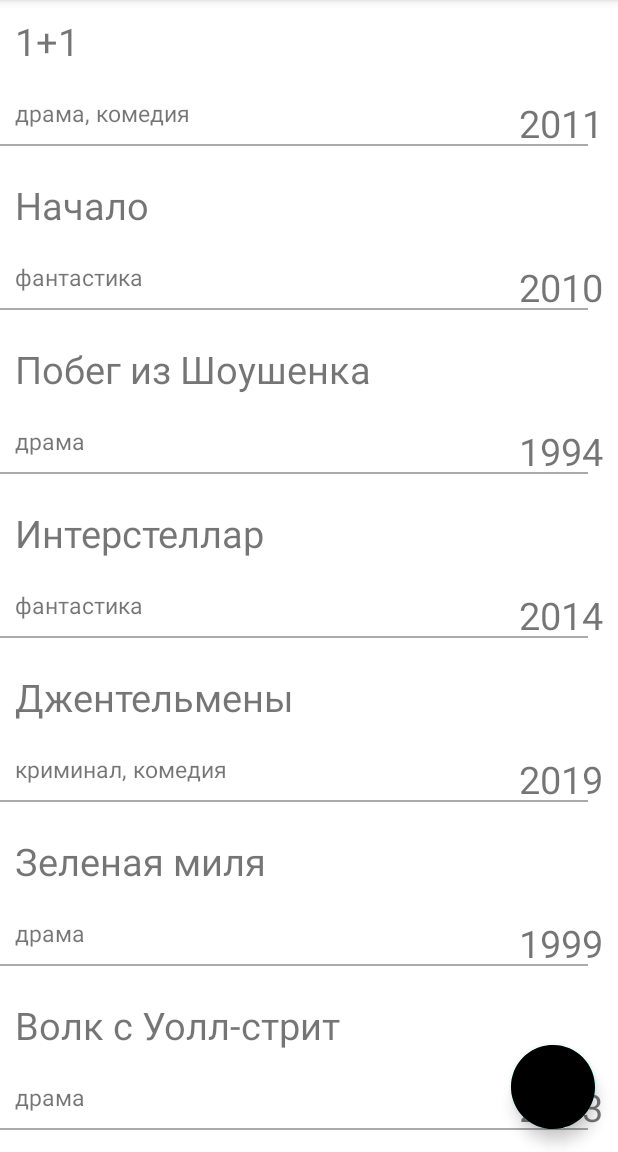
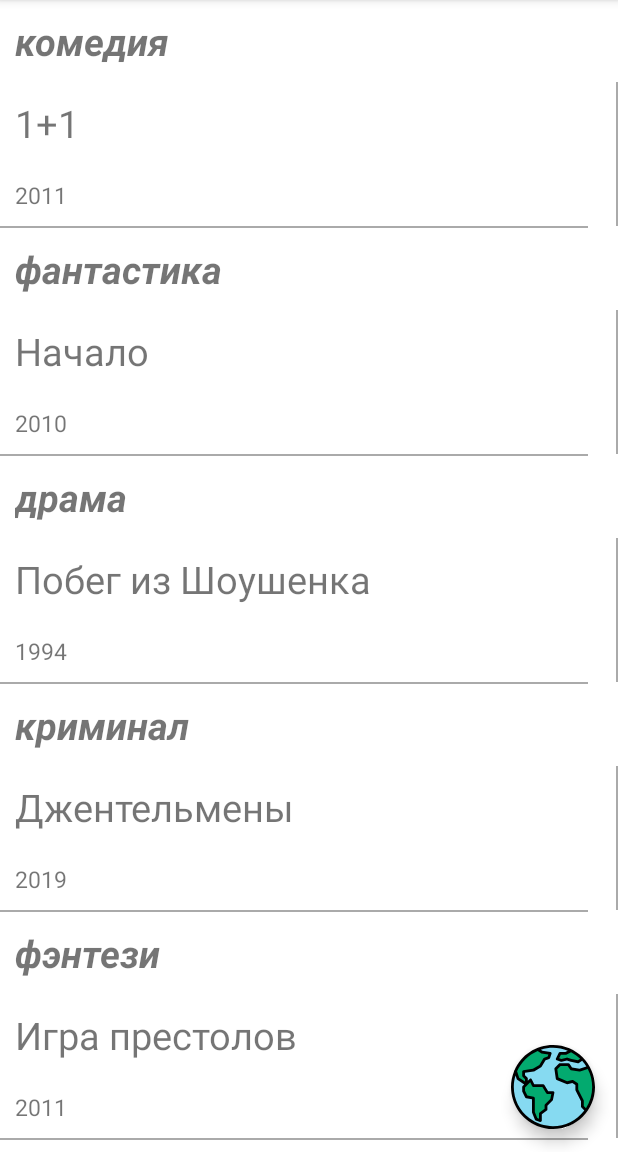
Before and after one commit to RadyshKV/Movie-Collection, an Android app: the screen it shows after launch (MainActivity), after a tap on "Swith to Country", on a phone screen of 412 x 824 dp, the part 84-1236 px from its top. Run offline under Robolectric (Android 15) with nearby library versions, the phone set to English and light mode, and no system bars.

Commit message:
Home Work 4

```diff
--- a/app/build.gradle
+++ b/app/build.gradle
@@ -1,9 +1,9 @@
 plugins {
     id 'com.android.application'
     id 'kotlin-android'
+    id 'kotlin-android-extensions'
+
 }
-apply plugin: 'kotlin-android-extensions'
-
 android {
     compileSdkVersion 30
     buildToolsVersion "30.0.3"
--- /dev/null
+++ b/app/src/main/java/com/example/moviecollection/adapters/HorizontalFragmentAdapter.kt
@@ -0,0 +1,48 @@
+package com.example.moviecollection.adapters
+
+import android.view.LayoutInflater
+import android.view.View
+import android.view.ViewGroup
+import androidx.recyclerview.widget.RecyclerView
+import com.example.moviecollection.databinding.FragmentItemBinding
+import com.example.moviecollection.model.entities.Movie
+import com.example.moviecollection.model.interfaces.OnItemViewClickListener
+
+class HorizontalFragmentAdapter(private var itemClickListener: OnItemViewClickListener?)
+    : RecyclerView.Adapter<HorizontalFragmentAdapter.ItemViewHolder>() {
+    private lateinit var binding: FragmentItemBinding
+    private var moviesData: List<Movie> = listOf()
+
+    fun removeListener() {
+        itemClickListener = null
+    }
+
+    fun setMovies(data: List<Movie>) {
+        moviesData = data
+        notifyDataSetChanged()
+    }
+
+    override fun onCreateViewHolder(parent: ViewGroup, viewType: Int
+    ): ItemViewHolder {
+        binding = FragmentItemBinding.inflate(LayoutInflater.from(parent.context), parent, false)
+        return ItemViewHolder(binding.root)
+    }
+
+    override fun onBindViewHolder(holder: ItemViewHolder, position: Int) {
+        holder.bind(moviesData[position])
+    }
+
+    override fun getItemCount() = moviesData.size
+
+    inner class ItemViewHolder(view: View) : RecyclerView.ViewHolder(view) {
+
+        fun bind(movie: Movie) = with(binding) {
+            itemTitle.text = movie.title
+            itemYear.text = movie.yearOfRelease.toString()
+            root.setOnClickListener {
+                itemClickListener?.onItemViewClick(movie)
+            }
+        }
+
+    }
+}
--- a/app/src/main/java/com/example/moviecollection/adapters/MainFragmentAdapter.kt
+++ /dev/null
@@ -1,51 +0,0 @@
-package com.example.moviecollection.adapters
-
-import android.view.LayoutInflater
-import android.view.View
-import android.view.ViewGroup
-import androidx.recyclerview.widget.RecyclerView
-import com.example.moviecollection.databinding.FragmentMainRecyclerItemBinding
-import com.example.moviecollection.model.entities.Movie
-import com.example.moviecollection.model.interfaces.OnItemViewClickListener
-
-class MainFragmentAdapter(private var itemClickListener: OnItemViewClickListener?)
-    : RecyclerView.Adapter<MainFragmentAdapter.MainViewHolder>() {
-    private lateinit var binding: FragmentMainRecyclerItemBinding
-    private var moviesData: List<Movie> = listOf()
-
-    fun removeListener() {
-        itemClickListener = null
-    }
-
-    fun setMovies(data: List<Movie>) {
-        moviesData = data
-        notifyDataSetChanged()
-    }
-
-    override fun onCreateViewHolder(parent: ViewGroup, viewType: Int
-    ): MainViewHolder {
-        binding = FragmentMainRecyclerItemBinding.inflate(LayoutInflater.from(parent.context), parent, false)
-        return MainViewHolder(binding.root)
-    }
-
-    override fun onBindViewHolder(holder: MainViewHolder, position: Int) {
-        holder.bind(moviesData[position])
-    }
-
-    override fun getItemCount(): Int {
-        return moviesData.size
-    }
-
-    inner class MainViewHolder(view: View) : RecyclerView.ViewHolder(view) {
-
-        fun bind(movie: Movie) = with(binding) {
-            mainFragmentRecyclerItemTitle.text = movie.title
-            mainFragmentRecyclerItemGenre.text = movie.genre
-            mainFragmentRecyclerItemYear.text = movie.yearOfRelease.toString()
-            root.setOnClickListener {
-                itemClickListener?.onItemViewClick(movie)
-            }
-        }
-
-    }
-}
--- /dev/null
+++ b/app/src/main/java/com/example/moviecollection/adapters/VerticalFragmentAdapter.kt
@@ -0,0 +1,77 @@
+package com.example.moviecollection.adapters
+
+import android.os.Bundle
+import android.view.LayoutInflater
+import android.view.View
+import android.view.ViewGroup
+import androidx.recyclerview.widget.RecyclerView
+import com.example.moviecollection.R
+import com.example.moviecollection.databinding.CategoriesFragmentBinding
+import com.example.moviecollection.model.entities.Movie
+import com.example.moviecollection.model.interfaces.OnItemViewClickListener
+import com.example.moviecollection.view.DetailsFragment
+import com.example.moviecollection.view.MainFragment
+
+
+class VerticalFragmentAdapter(private var mainFragment: MainFragment)
+    : RecyclerView.Adapter<VerticalFragmentAdapter.MainViewHolder>() {
+    private lateinit var binding: CategoriesFragmentBinding
+    private var movies: List<Movie> = listOf()
+    private var categories: MutableCollection<String> = mutableSetOf()
+
+
+    fun setMovies (data: List<Movie>) {
+        movies = data
+        notifyDataSetChanged()
+    }
+
+    fun initCategories() {
+        for (movie in movies) {
+            categories.add(movie.genre)
+        }
+    }
+
+    override fun onCreateViewHolder(parent: ViewGroup, viewType: Int
+    ): MainViewHolder {
+        binding = CategoriesFragmentBinding.inflate(LayoutInflater.from(parent.context), parent, false)
+        return MainViewHolder(binding.root)
+    }
+
+    override fun onBindViewHolder(holder: MainViewHolder, position: Int) {
+        holder.bind(categories.elementAt(position))
+    }
+
+    override fun getItemCount(): Int {
+        return categories.size
+    }
+
+    @Suppress("NAME_SHADOWING")
+    inner class MainViewHolder(view: View) : RecyclerView.ViewHolder(view) {
+
+        private lateinit var horizontalRecyclerView: RecyclerView
+        private lateinit var horizontalAdapter: HorizontalFragmentAdapter
+
+
+        fun bind(categorie: String) = with(binding) {
+            horizontalFragmentTitle.text = categorie
+            horizontalRecyclerView = horizontalFragmentRecyclerView
+            horizontalAdapter = HorizontalFragmentAdapter(
+                    object : OnItemViewClickListener {
+                        override fun onItemViewClick(movie: Movie) {
+                            mainFragment.activity?.supportFragmentManager?.let { manager ->
+                                val bundle = Bundle().apply {
+                                    putParcelable(DetailsFragment.BUNDLE_EXTRA, movie)
+                                }
+                                manager.beginTransaction()
+                                        .add(R.id.container, DetailsFragment.newInstance(bundle))
+                                        .addToBackStack("")
+                                        .commitAllowingStateLoss()
+                            }
+                        }
+                    }).apply {
+                setMovies(movies.filter { it.genre == categorie })
+            }
+            horizontalRecyclerView.adapter = horizontalAdapter
+        }
+    }
+}
--- a/app/src/main/java/com/example/moviecollection/model/RepositoryImpl.kt
+++ b/app/src/main/java/com/example/moviecollection/model/RepositoryImpl.kt
@@ -5,15 +5,12 @@ import com.example.moviecollection.model.entities.getRussianMovies
 import com.example.moviecollection.model.entities.getWorldMovies
 
 class RepositoryImpl : Repository {
-    override fun getMovieDataFromServer(): Movie {
-        return Movie()
-    }
+    override fun getMovieDataFromServer() =  Movie()
 
-    override fun getMovieDataFromLocalStorageRus(): List<Movie> {
-        return getRussianMovies()
-    }
 
-    override fun getMovieDataFromLocalStorageWorld(): List<Movie> {
-        return getWorldMovies()
-    }
+    override fun getMovieDataFromLocalStorageRus() = getRussianMovies()
+
+
+    override fun getMovieDataFromLocalStorageWorld() = getWorldMovies()
+
 }
--- a/app/src/main/java/com/example/moviecollection/model/entities/Movie.kt
+++ b/app/src/main/java/com/example/moviecollection/model/entities/Movie.kt
@@ -17,7 +17,7 @@ data class Movie(
 ) : Parcelable
 
 val Movies: List<Movie> = listOf(
-        Movie("1+1", 2011, "драма, комедия", "Бывший зек возвращает вкус к жизни чопорному аристократу, прикованному к инвалидному креслу",
+        Movie("1+1", 2011, "комедия", "Бывший зек возвращает вкус к жизни чопорному аристократу, прикованному к инвалидному креслу",
                 "Франция", "Оливье Накаш", "Оливье Накаш", 112, 1255000),
         Movie("Начало", 2010, "фантастика", "Шпионаж фантастического уровня. С помощью сверхтехнологии герой Ди Каприо и его команда проникают в чужие сны",
                 "США", "Кристофер Нолан", "Кристофер Нолан", 148, 764000),
@@ -25,7 +25,7 @@ val Movies: List<Movie> = listOf(
                 "США", "Фрэнк Дарабонт", "Фрэнк Дарабонт, Стивен Кинг", 142, 761000),
         Movie("Интерстеллар", 2014, "фантастика", "Фантастический эпос про задыхающуюся Землю, космические полеты и парадоксы времени. «Оскар» за спецэффекты",
                 "США", "Кристофер Нолан", "Джонатан Нолан", 169, 685000),
-        Movie("Джентельмены", 2019, "криминал, комедия", "Успешное возвращение Гая Ричи к корням — острая и живая криминальная комедия с блестящим актерским составом",
+        Movie("Джентельмены", 2019, "криминал", "Успешное возвращение Гая Ричи к корням — острая и живая криминальная комедия с блестящим актерским составом",
                 "США", "Гай Ричи", "Гай Ричи", 113, 678000),
         Movie("Зеленая миля", 1999, "драма", "В тюрьме для смертников появляется заключенный с божественным даром. Мистическая драма по роману Стивена Кинга",
                 "США", "Фрэнк Дарабонт", "Фрэнк Дарабонт", 189, 663000),
@@ -37,19 +37,19 @@ val Movies: List<Movie> = listOf(
                 "США", "Дэвид Наттер", "Дэвид Бениофф", 55, 615000),
         Movie("Аватар", 2009, "фантастика", "Парализованный морпех становится мессией жителей Пандоры. Уникальный мир — масштабный проект Джеймса Кэмерона",
                 "США", "Джеймс Кэмерон", "Джеймс Кэмерон", 162, 612000),
-        Movie("Брат", 1997, "боевик, драма, криминал, музыка", "Дембель сражается за правду в бандитском Петербурге. Сергей Бодров мл. в знаковом фильме Алексея Балабанова",
+        Movie("Брат", 1997, "криминал", "Дембель сражается за правду в бандитском Петербурге. Сергей Бодров мл. в знаковом фильме Алексея Балабанова",
                 "Россия", "Алексей Балабанов", "Алексей Балабанов", 100, 699000),
-        Movie("Брат 2", 2000, "боевик, криминал", "Американцы знакомятся с Данилой Багровым и узнают, в чем сила",
+        Movie("Брат 2", 2000, "криминал", "Американцы знакомятся с Данилой Багровым и узнают, в чем сила",
                 "Россия", "Алексей Балабанов", "Алексей Балабанов", 127, 597000),
-        Movie("Маша и медведь", 2009, "мультфильм, комедия, семейный, детский", "История дружбы озорной девчонки и совсем не страшного лесного жителя. Мультсериал для всей семьи",
+        Movie("Маша и медведь", 2009, "детский", "История дружбы озорной девчонки и совсем не страшного лесного жителя. Мультсериал для всей семьи",
                 "Россия", "Олег Кузовков", "Олег Кузовков", 7, 366000),
-        Movie("Легенда №17", 2012, "спорт, драма, биография", "История жизни советского хоккеиста Валерия Харламова",
+        Movie("Легенда №17", 2012, "спорт", "История жизни советского хоккеиста Валерия Харламова",
                 "Россия", "Николай Лебедев", "Михаил Местецкий", 134, 345000),
-        Movie("Бригада", 2002, "драма, криминал, боевик", "«За всё, что мы делаем, отвечать будем вместе!»",
+        Movie("Бригада", 2002, "криминал", "«За всё, что мы делаем, отвечать будем вместе!»",
                 "Россия", "Алексей Сидоров", "Игорь Порублев", 52, 326000),
         Movie("Дурак", 2014, "дрма", "Герой спешит предупредить людей о скором обрушении жилого здания, но беда не приходит одна",
                 "Россия", "Юрий Быков", "Юрий Быков", 116, 276000),
-        Movie("Дижение вверх", 2017, "спорт, драма", "Советским баскетболистам предстоит матч с непобедимыми соперниками. Три секунды, вошедшие в историю спорта",
+        Movie("Дижение вверх", 2017, "спорт", "Советским баскетболистам предстоит матч с непобедимыми соперниками. Три секунды, вошедшие в историю спорта",
                 "Россия", "Антон Мегердичев", "Николай Куликов", 133, 255000),
         Movie("О чем говорят мужчины", 2010, "комедия", "",
                 "Россия", "Дмитрий Дьяченко", "Александр Цекало", 93, 227000),
@@ -59,10 +59,6 @@ val Movies: List<Movie> = listOf(
                 "Россия", "Илья Куликов", "Илья Куликов", 48, 199000)
 )
 
-fun getWorldMovies(): List<Movie> {
-    return Movies.filter { !it.originCountry.contains("Россия") }
-}
+fun getWorldMovies(): List<Movie> = Movies.filter { !it.originCountry.contains("Россия") }
 
-fun getRussianMovies(): List<Movie> {
-    return Movies.filter { it.originCountry.contains("Россия") }
-}
+fun getRussianMovies(): List<Movie> = Movies.filter { it.originCountry.contains("Россия") }
--- a/app/src/main/java/com/example/moviecollection/view/MainFragment.kt
+++ b/app/src/main/java/com/example/moviecollection/view/MainFragment.kt
@@ -7,18 +7,16 @@ import android.view.ViewGroup
 import androidx.fragment.app.Fragment
 import androidx.lifecycle.ViewModelProvider
 import com.example.moviecollection.R
-import com.example.moviecollection.adapters.MainFragmentAdapter
+import com.example.moviecollection.adapters.VerticalFragmentAdapter
 import com.example.moviecollection.databinding.MainFragmentBinding
-import com.example.moviecollection.model.entities.Movie
-import com.example.moviecollection.model.interfaces.OnItemViewClickListener
+import com.example.moviecollection.model.showSnackBar
 import com.example.moviecollection.viewmodel.AppState
 import com.example.moviecollection.viewmodel.MainViewModel
-import com.google.android.material.snackbar.Snackbar
 
 class MainFragment : Fragment() {
     private lateinit var binding: MainFragmentBinding
     private lateinit var viewModel: MainViewModel
-    private var adapter: MainFragmentAdapter? = null
+    private var adapter: VerticalFragmentAdapter? = null
     private var isDataSetRus: Boolean = true
 
     override fun onCreateView(inflater: LayoutInflater, container: ViewGroup?, savedInstanceState: Bundle?): View {
@@ -28,7 +26,7 @@ class MainFragment : Fragment() {
 
     override fun onViewCreated(view: View, savedInstanceState: Bundle?) {
         super.onViewCreated(view, savedInstanceState)
-        binding.mainFragmentRecyclerView.adapter = adapter
+        binding.verticalFragmentRecyclerView.adapter = adapter
         binding.mainFragmentFAB.setOnClickListener { changeMovieDataSet() }
         viewModel = ViewModelProvider(this).get(MainViewModel::class.java)
         viewModel.getLiveData().observe(viewLifecycleOwner, { renderData(it as AppState) })
@@ -51,45 +49,26 @@ class MainFragment : Fragment() {
         when (appState) {
             is AppState.Success -> {
                 mainFragmentLoadingLayout.visibility = View.GONE
-                adapter = MainFragmentAdapter(object : OnItemViewClickListener {
-                    override fun onItemViewClick(movie: Movie) {
-                        val manager = activity?.supportFragmentManager
-                        manager?.let { manager ->
-                            val bundle = Bundle().apply {
-                                putParcelable(DetailsFragment.BUNDLE_EXTRA, movie)
-                            }
-                            manager.beginTransaction()
-                                    .add(R.id.container, DetailsFragment.newInstance(bundle))
-                                    .addToBackStack("")
-                                    .commitAllowingStateLoss()
-                        }
-                    }
+                adapter = VerticalFragmentAdapter(this@MainFragment).apply {
+                    setMovies(appState.movieData)
+                    initCategories()
                 }
-                ).apply {
-                    setMovies(appState.movieData)
-                }
-                mainFragmentRecyclerView.adapter = adapter
+                verticalFragmentRecyclerView.adapter = adapter
             }
             is AppState.Loading -> {
                 mainFragmentLoadingLayout.visibility = View.VISIBLE
             }
             is AppState.Error -> {
                 mainFragmentLoadingLayout.visibility = View.GONE
-                Snackbar
-                        .make(mainFragmentFAB, getString(R.string.error), Snackbar.LENGTH_INDEFINITE)
-                        .setAction(getString(R.string.reload)) { viewModel.getMovieDataFromLocalSourceRus() }
-                        .show()
+                mainFragmentRootView.showSnackBar(
+                        getString(R.string.error),
+                        getString(R.string.reload),
+                        { viewModel.getMovieDataFromLocalSourceRus() })
             }
         }
     }
 
-    override fun onDestroy() {
-        adapter?.removeListener()
-        super.onDestroy()
-    }
-
     companion object {
-        fun newInstance() =
-                MainFragment()
+        fun newInstance() = MainFragment()
     }
 }
--- a/app/src/main/res/layout/fragment_main_recycler_genre.xml
+++ b/app/src/main/res/layout/categories_fragment.xml
@@ -1,29 +1,30 @@
 <?xml version="1.0" encoding="utf-8"?>
 <androidx.constraintlayout.widget.ConstraintLayout xmlns:android="http://schemas.android.com/apk/res/android"
-    android:layout_width="match_parent"
-    android:layout_height="match_parent"
+    android:layout_width="wrap_content"
+    android:layout_height="wrap_content"
     xmlns:app="http://schemas.android.com/apk/res-auto"
     xmlns:tools="http://schemas.android.com/tools">
 
     <androidx.appcompat.widget.AppCompatTextView
-        android:id="@+id/mainFragmentRecyclerViewGenreTitle"
+        android:id="@+id/horizontalFragmentTitle"
         android:layout_width="wrap_content"
         android:layout_height="wrap_content"
         android:padding="@dimen/recycler_item_padding"
         android:textSize="@dimen/recycler_item_text_size"
+        android:textStyle="italic|bold"
         app:layout_constraintStart_toStartOf="parent"
         app:layout_constraintTop_toTopOf="parent"
         tools:text="Жанр" />
 
 
     <androidx.recyclerview.widget.RecyclerView
-        android:id="@+id/mainFragmentRecyclerViewGenre"
-        android:layout_width="match_parent"
+        android:id="@+id/horizontalFragmentRecyclerView"
+        android:layout_width="wrap_content"
         android:layout_height="wrap_content"
         android:orientation="horizontal"
         app:layoutManager="androidx.recyclerview.widget.LinearLayoutManager"
         app:layout_constraintEnd_toEndOf="parent"
         app:layout_constraintStart_toStartOf="parent"
-        app:layout_constraintTop_toBottomOf="@+id/mainFragmentRecyclerViewGenreTitle" />
+        app:layout_constraintTop_toBottomOf="@+id/horizontalFragmentTitle" />
 
 </androidx.constraintlayout.widget.ConstraintLayout>
--- a/app/src/main/res/layout/fragment_main_recycler_item.xml
+++ b/app/src/main/res/layout/fragment_item.xml
@@ -3,11 +3,11 @@
     xmlns:app="http://schemas.android.com/apk/res-auto"
     xmlns:tools="http://schemas.android.com/tools"
     android:id="@+id/itemContainer"
-    android:layout_width="wrap_content"
+    android:layout_width="match_parent"
     android:layout_height="wrap_content">
 
     <androidx.appcompat.widget.AppCompatTextView
-        android:id="@+id/mainFragmentRecyclerItemTitle"
+        android:id="@+id/itemTitle"
         android:layout_width="wrap_content"
         android:layout_height="wrap_content"
         android:padding="@dimen/recycler_item_padding"
@@ -17,31 +17,31 @@
         tools:text="Фильм" />
 
     <androidx.appcompat.widget.AppCompatTextView
-        android:id="@+id/mainFragmentRecyclerItemGenre"
+        android:id="@+id/itemYear"
         android:layout_width="wrap_content"
         android:layout_height="wrap_content"
         android:padding="@dimen/recycler_item_padding"
         android:textSize="@dimen/recycler_item_litle_text_size"
         app:layout_constraintStart_toStartOf="parent"
-        app:layout_constraintTop_toBottomOf="@+id/mainFragmentRecyclerItemTitle"
-        tools:text="Жанр" />
-
-    <androidx.appcompat.widget.AppCompatTextView
-        android:id="@+id/mainFragmentRecyclerItemYear"
-        android:layout_width="wrap_content"
-        android:layout_height="wrap_content"
-        android:padding="@dimen/recycler_item_padding"
-        android:textSize="@dimen/recycler_item_text_size"
-        app:layout_constraintEnd_toEndOf="parent"
-        app:layout_constraintTop_toBottomOf="@+id/mainFragmentRecyclerItemTitle"
+        app:layout_constraintTop_toBottomOf="@+id/itemTitle"
         tools:text="Год" />
 
     <View
+        android:id="@+id/view"
         android:layout_width="match_parent"
         android:layout_height="@dimen/recycler_item_line_height"
         android:layout_marginEnd="@dimen/recycler_item_line_margin_end"
         android:background="@android:color/darker_gray"
         app:layout_constraintEnd_toEndOf="parent"
         app:layout_constraintStart_toStartOf="parent"
-        app:layout_constraintTop_toBottomOf="@+id/mainFragmentRecyclerItemGenre" />
+        app:layout_constraintTop_toBottomOf="@+id/itemYear" />
+
+    <View
+        android:layout_width="1dp"
+        android:layout_height="0dp"
+        android:background="@android:color/darker_gray"
+        app:layout_constraintEnd_toEndOf="parent"
+        app:layout_constraintTop_toTopOf="parent"
+        app:layout_constraintBottom_toBottomOf="@id/itemYear" />
+
 </androidx.constraintlayout.widget.ConstraintLayout>
--- a/app/src/main/res/layout/main_fragment.xml
+++ b/app/src/main/res/layout/main_fragment.xml
@@ -2,11 +2,12 @@
 <androidx.constraintlayout.widget.ConstraintLayout xmlns:android="http://schemas.android.com/apk/res/android"
     xmlns:app="http://schemas.android.com/apk/res-auto"
     xmlns:tools="http://schemas.android.com/tools"
+    android:id="@+id/mainFragmentRootView"
     android:layout_width="match_parent"
     android:layout_height="match_parent">
 
     <androidx.recyclerview.widget.RecyclerView
-        android:id="@+id/mainFragmentRecyclerView"
+        android:id="@+id/verticalFragmentRecyclerView"
         android:layout_width="match_parent"
         android:layout_height="wrap_content"
         app:layoutManager="androidx.recyclerview.widget.LinearLayoutManager"
@@ -20,6 +21,8 @@
         android:layout_height="wrap_content"
         android:layout_margin="@dimen/fab_margin"
         android:src="@drawable/ic_russia"
+        app:backgroundTint="@android:color/transparent"
+        app:tint="@null"
         app:layout_constraintBottom_toBottomOf="parent"
         app:layout_constraintEnd_toEndOf="parent"
         app:maxImageSize="@dimen/fab_icon_size"
```
Also changed, not shown: app/src/main/java/com/example/moviecollection/model/Extensions.kt (added, +16 -0 lines), app/src/main/java/com/example/moviecollection/view/DetailsFragment.kt (+11 -16 lines), 1 other file.
